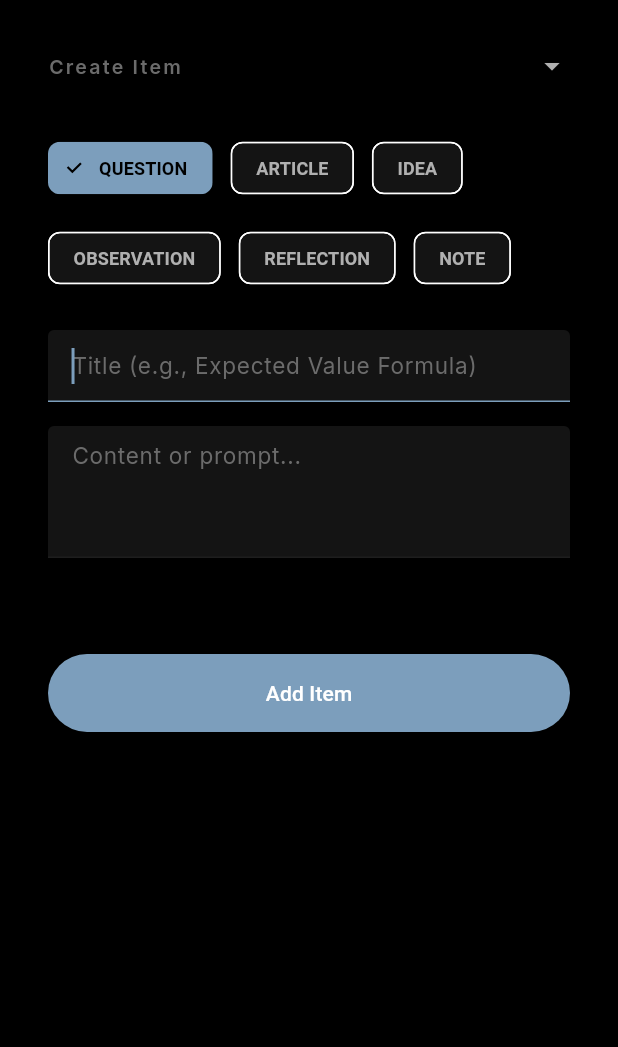
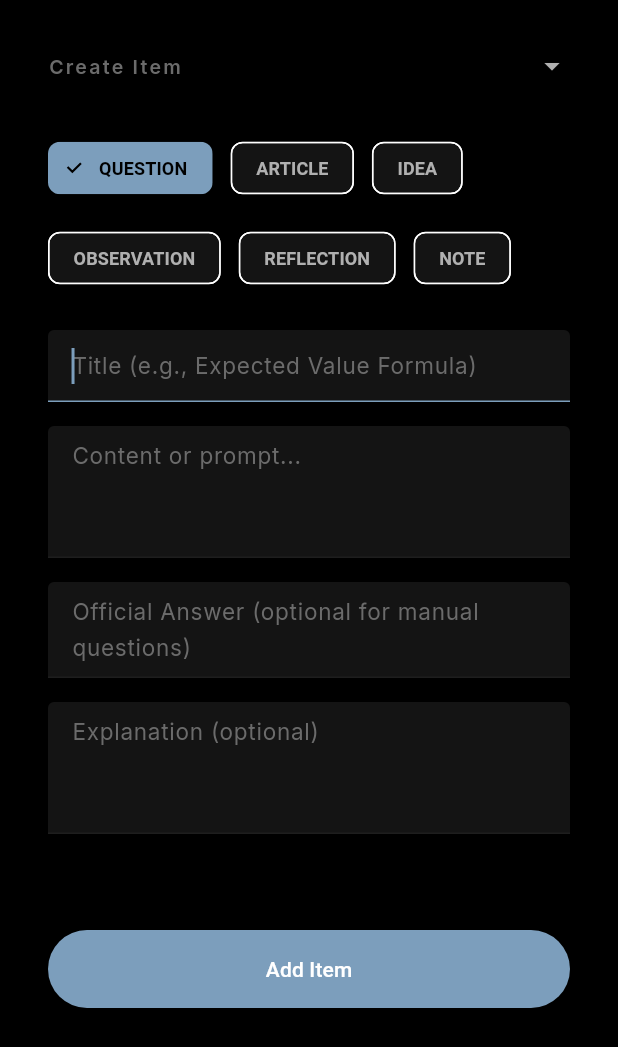
Before and after one commit to Harshajaya13/Hermes, a Flutter app: the CreateItemSheet widget shown alone on an empty page, opened directly, after a tap on "Add Item", on a phone screen of 412 x 824 dp. Shown: the top 1047 px of the screen. Run offline on Flutter 3.47's test engine with Material 3 defaults, Android fonts, the phone set to English and light mode, and no system bars; our stand-ins replace file_picker, flutter_markdown, flutter_riverpod, google_fonts, share_plus, shared_preferences; missing offline and left inert: flutter_math_fork, html2md; accounts and stored records are empty; statements that could not run were skipped.

Commit message:
added questions validate options

```diff
--- a/lib/features/blocks/create_item_sheet.dart
+++ b/lib/features/blocks/create_item_sheet.dart
@@ -41,6 +41,8 @@ class _CreateItemSheetState extends ConsumerState<CreateItemSheet> {
   final _titleController = TextEditingController();
   final _contentController = TextEditingController();
   final _urlController = TextEditingController();
+  final _officialAnswerController = TextEditingController();
+  final _explanationController = TextEditingController();
   late ItemType _selectedType;
   Block? _selectedBlock;
   bool _isFetching = false;
@@ -55,6 +57,12 @@ class _CreateItemSheetState extends ConsumerState<CreateItemSheet> {
       _titleController.text = widget.existingItem!.title;
       _contentController.text = widget.existingItem!.content;
       _urlController.text = widget.existingItem!.sourceUrl ?? '';
+      if (widget.existingItem!.metadata?['officialAnswer'] != null) {
+        _officialAnswerController.text = widget.existingItem!.metadata!['officialAnswer'];
+      }
+      if (widget.existingItem!.metadata?['explanation'] != null) {
+        _explanationController.text = widget.existingItem!.metadata!['explanation'];
+      }
       _selectedType = widget.existingItem!.type;
     }
   }
@@ -102,14 +110,32 @@ class _CreateItemSheetState extends ConsumerState<CreateItemSheet> {
       return;
     }
 
+    Map<String, dynamic> metadata = widget.existingItem != null ? Map<String, dynamic>.from(widget.existingItem!.metadata ?? {}) : {};
+    if (widget.isDailyGoal) {
+      metadata['isDailyGoal'] = true;
+      metadata['isManualDailyGoal'] = true;
+    }
+
+    if (_selectedType == ItemType.question) {
+      if (_officialAnswerController.text.trim().isNotEmpty) {
+        metadata['officialAnswer'] = _officialAnswerController.text.trim();
+      } else {
+        metadata.remove('officialAnswer');
+      }
+      if (_explanationController.text.trim().isNotEmpty) {
+        metadata['explanation'] = _explanationController.text.trim();
+      } else {
+        metadata.remove('explanation');
+      }
+    }
+
     final newItem = widget.existingItem != null
         ? widget.existingItem!.copyWith(
             type: _selectedType,
             title: title,
             content: finalContent,
             sourceUrl: sourceUrl,
-            metadata: widget.isDailyGoal ? {'isDailyGoal': true, 'isManualDailyGoal': true, ...?widget.existingItem!.metadata} : widget.existingItem!.metadata,
-            // Cannot easily change blockId in copyWith currently, assuming it stays in same block if edited
+            metadata: metadata.isNotEmpty ? metadata : null,
           )
         : Item(
             blockId: _selectedBlock!.id,
@@ -117,7 +143,7 @@ class _CreateItemSheetState extends ConsumerState<CreateItemSheet> {
             title: title,
             content: finalContent,
             sourceUrl: sourceUrl,
-            metadata: widget.isDailyGoal ? {'isDailyGoal': true, 'isManualDailyGoal': true} : null,
+            metadata: metadata.isNotEmpty ? metadata : null,
           );
 
     await ref.read(storageEngineProvider).saveItem(newItem);
@@ -251,6 +277,39 @@ class _CreateItemSheetState extends ConsumerState<CreateItemSheet> {
               ),
             ],
 
+            if (_selectedType == ItemType.question) ...[
+              const SizedBox(height: HermesSpacing.md),
+              TextField(
+                controller: _officialAnswerController,
+                style: HermesTypography.body,
+                maxLines: 2,
+                decoration: InputDecoration(
+                  filled: true,
+                  fillColor: HermesColors.surfaceElevated,
+                  hintText: 'Official Answer (optional for manual questions)',
+                  hintStyle: HermesTypography.body.copyWith(color: HermesColors.textTertiary),
+                  border: UnderlineInputBorder(borderSide: BorderSide(color: HermesColors.border)),
+                  enabledBorder: UnderlineInputBorder(borderSide: BorderSide(color: HermesColors.border)),
+                  focusedBorder: const UnderlineInputBorder(borderSide: BorderSide(color: HermesColors.accent)),
+                ),
+              ),
+              const SizedBox(height: HermesSpacing.md),
+              TextField(
+                controller: _explanationController,
+                style: HermesTypography.body,
+                maxLines: 3,
+                decoration: InputDecoration(
+                  filled: true,
+                  fillColor: HermesColors.surfaceElevated,
+                  hintText: 'Explanation (optional)',
+                  hintStyle: HermesTypography.body.copyWith(color: HermesColors.textTertiary),
+                  border: UnderlineInputBorder(borderSide: BorderSide(color: HermesColors.border)),
+                  enabledBorder: UnderlineInputBorder(borderSide: BorderSide(color: HermesColors.border)),
+                  focusedBorder: const UnderlineInputBorder(borderSide: BorderSide(color: HermesColors.accent)),
+                ),
+              ),
+            ],
+
             const SizedBox(height: HermesSpacing.xxxl),
 
             SizedBox(
```
Also changed, not shown: lib/features/reader/hermes_reader_screen.dart (+16 -23 lines).
